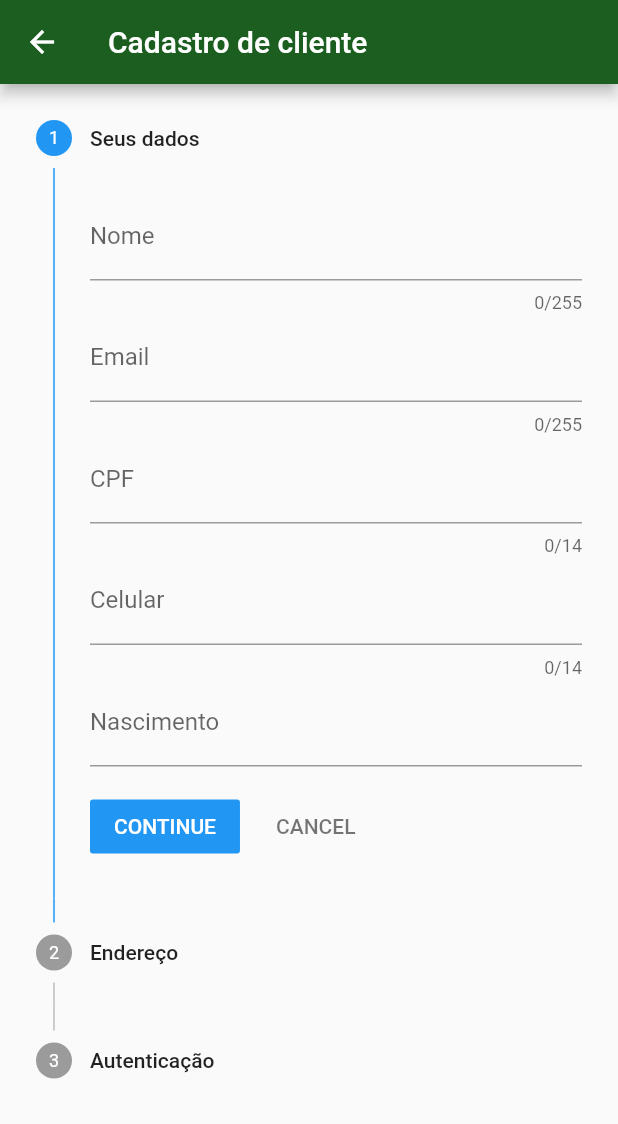
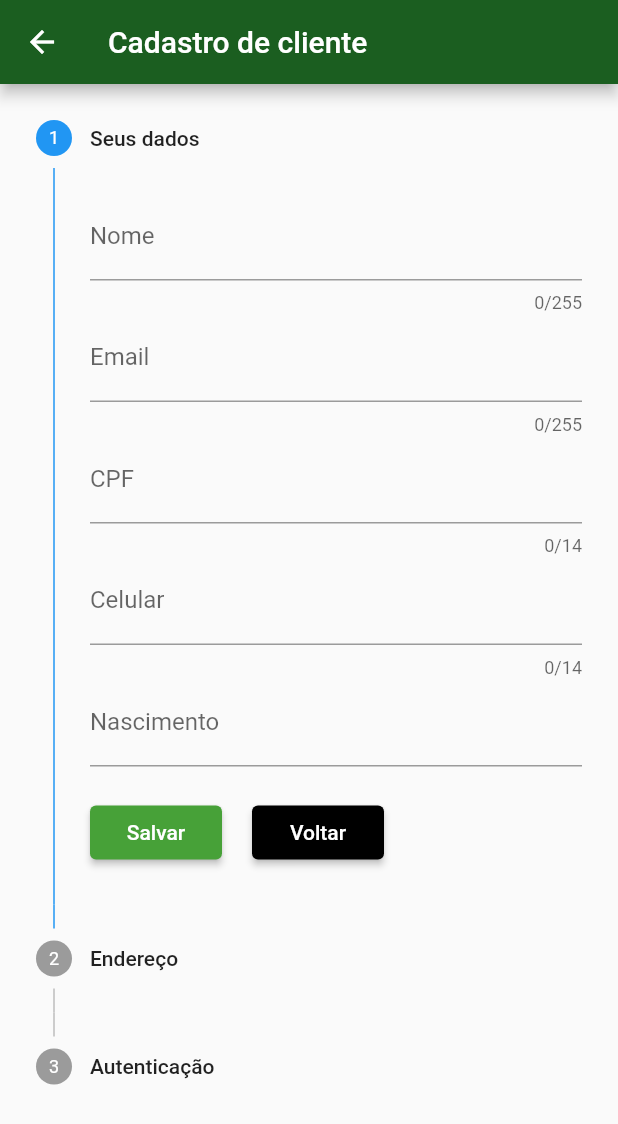
Before and after one commit to alura-cursos/alura_flutterforms, a Flutter app: the screen it shows after launch, after a tap on "CONTINUAR", after a tap on "Criar uma conta >", on a phone screen of 412 x 824 dp. Shown: the top 1124 px of the screen. Run offline on Flutter 3.47's test engine with Material 2 defaults, Android fonts, the phone set to English and light mode, and no system bars; drawn by our look-alikes of date_time_picker; our stand-ins replace brasil_fields.

Commit message:
Vídeo 7.1

```diff
--- a/lib/main.dart
+++ b/lib/main.dart
@@ -30,7 +30,7 @@ class BytebankApp extends StatelessWidget {
         primaryColor: Colors.green[900],
         accentColor: Color.fromRGBO(71, 161, 56, 1),
         buttonTheme: ButtonThemeData(
-          buttonColor: Colors.blueAccent[700],
+          buttonColor: Color.fromRGBO(71, 161, 56, 1),
           textTheme: ButtonTextTheme.primary,
         ),
       ),
--- a/lib/screens/autenticacao/registrar.dart
+++ b/lib/screens/autenticacao/registrar.dart
@@ -50,9 +50,38 @@ class Registrar extends StatelessWidget {
                 return functions[cliente.stepAtual](context);
               },
               onStepCancel: () {
-                cliente.stepAtual > 0 ? cliente.stepAtual -1 : 0;
+                cliente.stepAtual = cliente.stepAtual > 0 ? cliente.stepAtual -1 : 0;
               },
               steps: _construirSteps(context, cliente),
+              controlsBuilder: (context, {onStepContinue, onStepCancel}) {
+                return Padding(
+                  padding: EdgeInsets.only(top: 20),
+                  child: Row(
+                    children: [
+                      RaisedButton(
+                        onPressed: onStepContinue,
+                        child: Text(
+                          'Salvar',
+                          style: TextStyle(
+                            color: Colors.white,
+                          ),
+                        ),
+                      ),
+                      Padding(padding: EdgeInsets.only(right: 20)),
+                      RaisedButton(
+                        onPressed: onStepCancel,
+                        child: Text(
+                          'Voltar',
+                          style: TextStyle(
+                            color: Colors.white,
+                          ),
+                        ),
+                        color: Colors.black,
+                      ),
+                    ],
+                  ),
+                );
+              },
             );
           },
         ),
```
